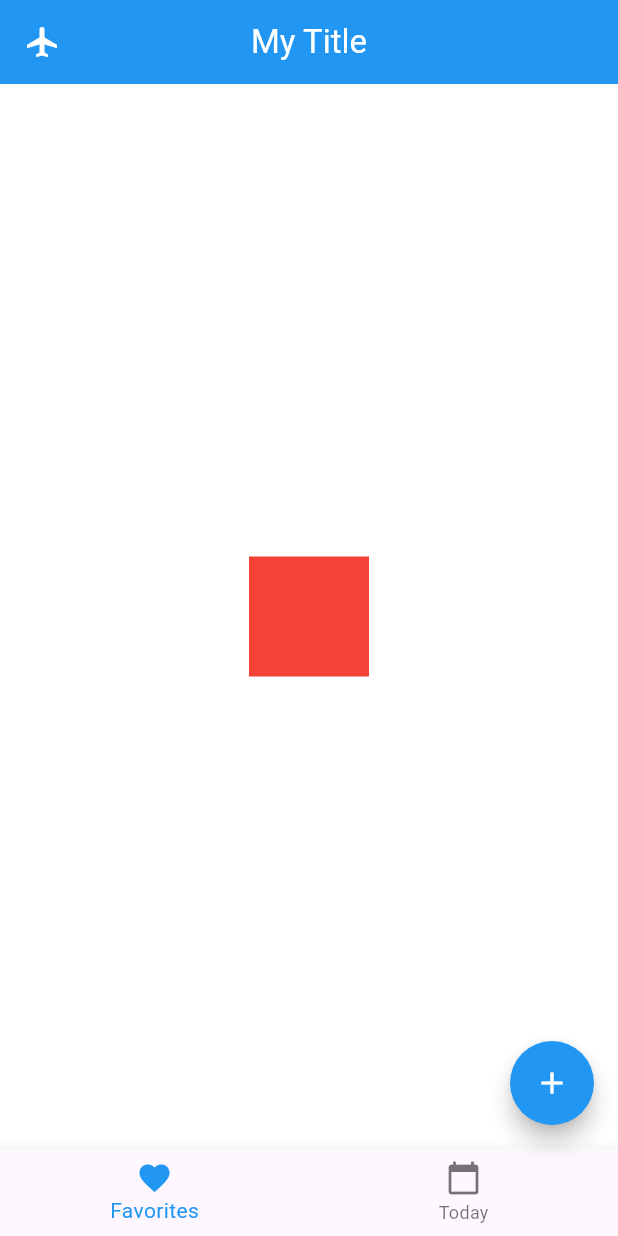
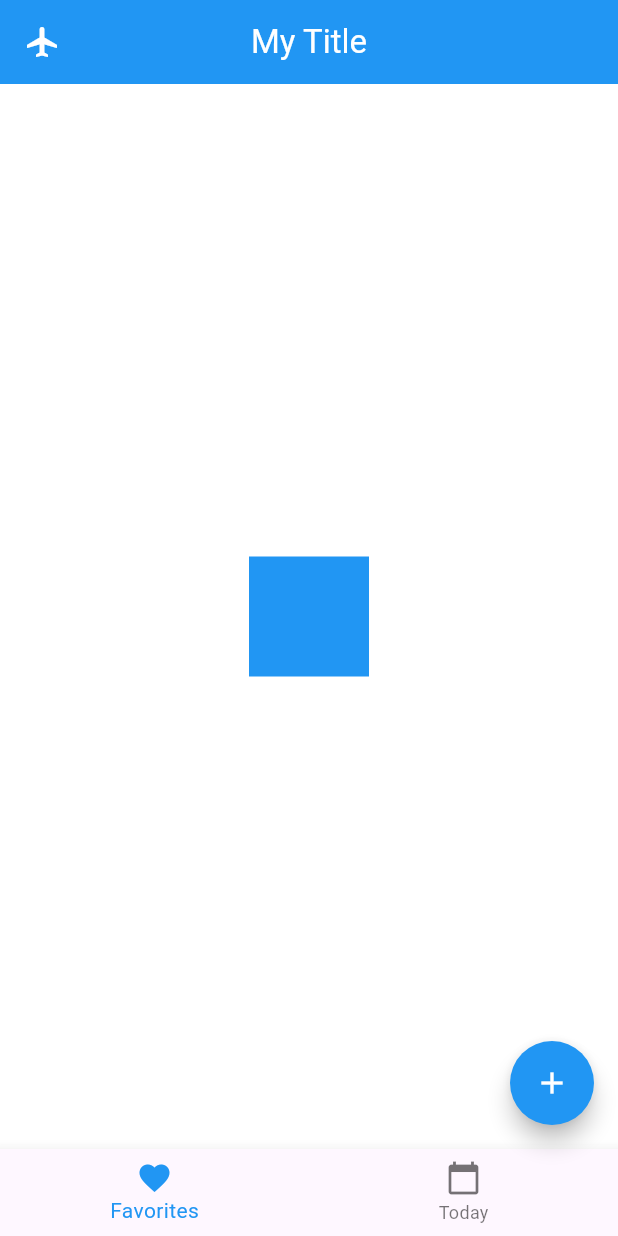
Before and after one commit to ArchOrn/egsi_flutter_2024_5iw1, a Flutter app: the screen it shows after launch, after a tap on the "add" icon, on a phone screen of 412 x 824 dp. Run offline on Flutter 3.47's test engine with Material 3 defaults, Android fonts, the phone set to English and light mode, and no system bars.

Commit message:
Demo with FloatingActionButton changing square color

```diff
--- a/lib/home_screen.dart
+++ b/lib/home_screen.dart
@@ -9,6 +9,8 @@ class HomeScreen extends StatefulWidget {
 }
 
 class _HomeScreenState extends State<HomeScreen> {
+  Color _color = Colors.red;
+
   @override
   Widget build(BuildContext context) {
     return Scaffold(
@@ -25,8 +27,10 @@ class _HomeScreenState extends State<HomeScreen> {
         ),
       ),
       backgroundColor: Colors.white,
-      body: const Center(
-        child: Square(),
+      body: Center(
+        child: Square(
+          color: _color,
+        ),
       ),
       bottomNavigationBar: BottomNavigationBar(
         items: const [
@@ -42,7 +46,11 @@ class _HomeScreenState extends State<HomeScreen> {
         selectedItemColor: Colors.blue,
       ),
       floatingActionButton: FloatingActionButton(
-        onPressed: () {},
+        onPressed: () {
+          setState(() {
+            _color = _color == Colors.red ? Colors.blue : Colors.red;
+          });
+        },
         backgroundColor: Colors.blue,
         shape: const CircleBorder(),
         child: const Icon(
--- a/lib/square.dart
+++ b/lib/square.dart
@@ -1,14 +1,16 @@
 import 'package:flutter/material.dart';
 
 class Square extends StatelessWidget {
-  const Square({super.key});
+  final Color color;
+
+  const Square({super.key, required this.color});
 
   @override
   Widget build(BuildContext context) {
     return Container(
       width: 80,
       height: 80,
-      color: Colors.red,
+      color: color,
     );
   }
 }
```
